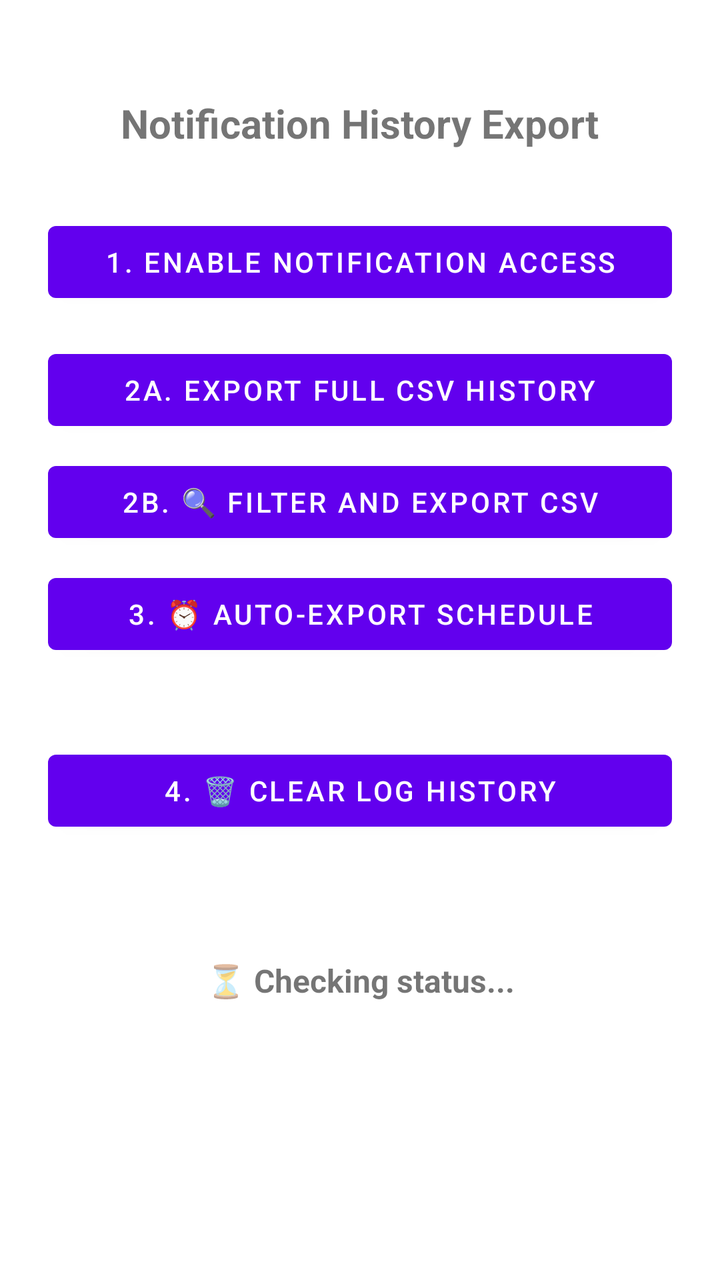
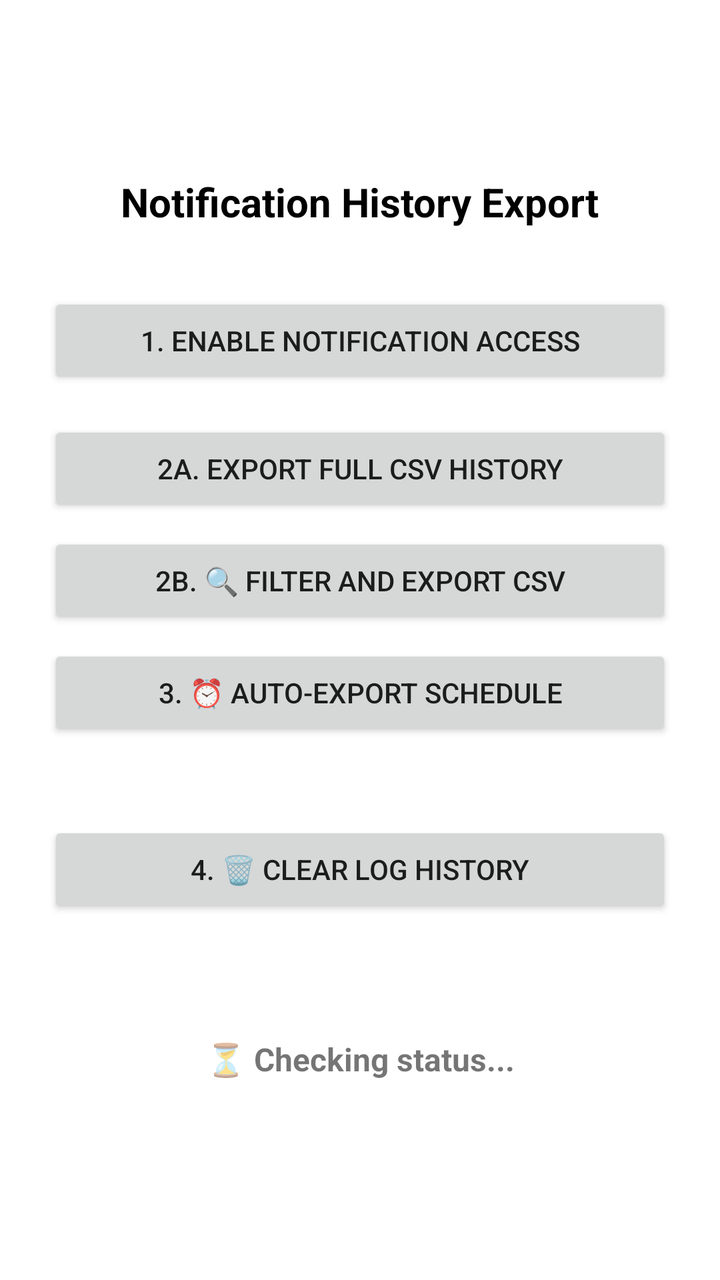

Screens rendered from an Android XML layout before and after an edit, with the pre-edit source and the edit as a unified diff.
<!-- AndroidManifest.xml: application theme Theme.NotificationExport -->
<!-- res/layout/activity_main.xml -->
<?xml version="1.0" encoding="utf-8"?>
<ScrollView xmlns:android="http://schemas.android.com/apk/res/android"
    android:id="@+id/rootScroll"
    android:layout_width="match_parent"
    android:layout_height="match_parent"
    android:clipToPadding="false"
    android:fillViewport="true">

    <LinearLayout
        android:id="@+id/contentLayout"
        android:layout_width="match_parent"
        android:layout_height="wrap_content"
        android:orientation="vertical"
        android:paddingStart="24dp"
        android:paddingTop="48dp"
        android:paddingEnd="24dp"
        android:paddingBottom="24dp">

        <TextView
            android:layout_width="wrap_content"
            android:layout_height="wrap_content"
            android:layout_gravity="center_horizontal"
            android:layout_marginBottom="32dp"
            android:text="Notification History Export"
            android:textSize="20sp"
            android:textStyle="bold" />

        <Button
            android:id="@+id/btnEnableListener"
            android:layout_width="match_parent"
            android:layout_height="wrap_content"
            android:layout_marginBottom="16dp"
            android:text="1. Enable Notification Access" />

        <Button
            android:id="@+id/btnExportLog"
            android:layout_width="match_parent"
            android:layout_height="wrap_content"
            android:text="2a. Export Full CSV History" />

        <Button
            android:id="@+id/btnFilterExport"
            android:layout_width="match_parent"
            android:layout_height="wrap_content"
            android:layout_marginTop="8dp"
            android:text="2b. 🔍 Filter and Export CSV" />

        <Button
            android:id="@+id/btnSchedule"
            android:layout_width="match_parent"
            android:layout_height="wrap_content"
            android:layout_marginTop="8dp"
            android:text="3. ⏰ Auto-Export Schedule" />

        <TextView
            android:id="@+id/tvScheduleInfo"
            android:layout_width="match_parent"
            android:layout_height="wrap_content"
            android:gravity="center"
            android:paddingStart="4dp"
            android:paddingTop="8dp"
            android:paddingEnd="4dp"
            android:text=""
            android:textSize="12sp" />

        <Button
            android:id="@+id/btnClearLog"
            android:layout_width="match_parent"
            android:layout_height="wrap_content"
            android:layout_marginTop="16dp"
            android:text="4. 🗑️ Clear Log History" />

        <TextView
            android:id="@+id/tvListenerStatus"
            android:layout_width="match_parent"
            android:layout_height="wrap_content"
            android:layout_marginTop="48dp"
            android:gravity="center"
            android:padding="12dp"
            android:text="⏳ Checking status..."
            android:textSize="16sp"
            android:textStyle="bold" />

    </LinearLayout>
</ScrollView>
<!-- resources referenced by this layout -->
<resources>
  <style name="Theme.NotificationExport" parent="Theme.MaterialComponents.DayNight.NoActionBar">
          
          <item name="colorPrimary">@color/purple_500</item>
          <item name="colorPrimaryVariant">@color/purple_700</item>
          <item name="colorOnPrimary">@color/white</item>
          
          <item name="colorSecondary">@color/teal_200</item>
          <item name="colorSecondaryVariant">@color/teal_700</item>
          <item name="colorOnSecondary">@color/black</item>
          
          <item name="android:statusBarColor">#121212</item>
          
      </style>
  <color name="purple_500">#FF6200EE</color>
  <color name="purple_700">#FF3700B3</color>
  <color name="white">#FFFFFFFF</color>
  <color name="teal_200">#FF03DAC5</color>
  <color name="teal_700">#FF018786</color>
  <color name="black">#FF000000</color>
</resources>

<!-- the commit's change to res/layout/activity_main.xml (unified diff, before → after) -->
@@ -3,6 +3,7 @@
     android:id="@+id/rootScroll"
     android:layout_width="match_parent"
     android:layout_height="match_parent"
+    android:background="@color/white"
     android:clipToPadding="false"
     android:fillViewport="true">
 
@@ -10,9 +11,10 @@
         android:id="@+id/contentLayout"
         android:layout_width="match_parent"
         android:layout_height="wrap_content"
+        android:gravity="center_vertical"
         android:orientation="vertical"
         android:paddingStart="24dp"
-        android:paddingTop="48dp"
+        android:paddingTop="24dp"
         android:paddingEnd="24dp"
         android:paddingBottom="24dp">
 
@@ -22,6 +24,7 @@
             android:layout_gravity="center_horizontal"
             android:layout_marginBottom="32dp"
             android:text="Notification History Export"
+            android:textColor="@color/black"
             android:textSize="20sp"
             android:textStyle="bold" />
 
<!-- resource entries referenced after the edit -->
@@ -1,23 +1,11 @@
 <!-- resources referenced by this layout -->
 <resources>
-  <style name="Theme.NotificationExport" parent="Theme.MaterialComponents.DayNight.NoActionBar">
-          
-          <item name="colorPrimary">@color/purple_500</item>
-          <item name="colorPrimaryVariant">@color/purple_700</item>
-          <item name="colorOnPrimary">@color/white</item>
-          
-          <item name="colorSecondary">@color/teal_200</item>
-          <item name="colorSecondaryVariant">@color/teal_700</item>
-          <item name="colorOnSecondary">@color/black</item>
-          
-          <item name="android:statusBarColor">#121212</item>
-          
+  <style name="Theme.NotificationExport" parent="Theme.AppCompat.Light.NoActionBar">
+          <item name="android:statusBarColor">@color/white</item>
+          <item name="android:windowLightStatusBar">true</item>
+          <item name="android:windowBackground">@color/white</item>
       </style>
-  <color name="purple_500">#FF6200EE</color>
-  <color name="purple_700">#FF3700B3</color>
   <color name="white">#FFFFFFFF</color>
-  <color name="teal_200">#FF03DAC5</color>
-  <color name="teal_700">#FF018786</color>
   <color name="black">#FF000000</color>
 </resources>
 
